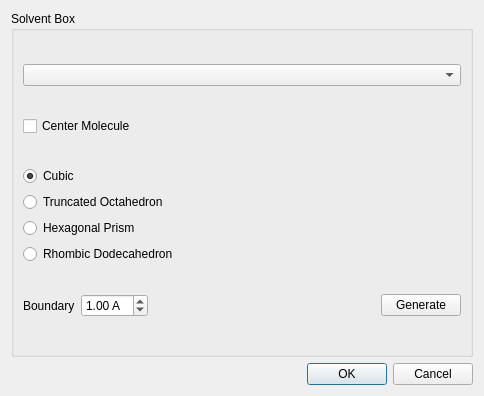
nutjunkie/IQmol3, file src/Gromacs/GromacsDialog.ui: the form before one commit.
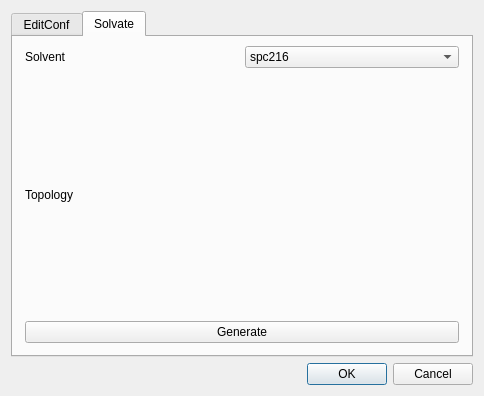
The form after the commit.

Commit message: Shift preference to Iqmol file and remove seperate gromacs object

```diff
--- a/src/Gromacs/GromacsDialog.ui
+++ b/src/Gromacs/GromacsDialog.ui
@@ -13,16 +13,22 @@
   <property name="windowTitle">
    <string>Gromacs Control</string>
   </property>
-  <layout class="QVBoxLayout" name="verticalLayout_4">
+  <layout class="QVBoxLayout" name="verticalLayout">
    <item>
-    <widget class="QGroupBox" name="groupBox">
-     <property name="title">
-      <string>Solvent Box</string>
+    <widget class="QTabWidget" name="tabWidget">
+     <property name="font">
+      <font>
+       <kerning>true</kerning>
+      </font>
      </property>
+     <property name="currentIndex">
+      <number>1</number>
+     </property>
+     <widget class="QWidget" name="tabWidgetPage1">
+      <attribute name="title">
+       <string>EditConf</string>
+      </attribute>
      <layout class="QVBoxLayout" name="verticalLayout_3">
-      <item>
-       <widget class="QComboBox" name="selectCalculation"/>
-      </item>
       <item>
        <widget class="QCheckBox" name="centerButton">
         <property name="text">
@@ -103,6 +109,8 @@
           </property>
          </spacer>
         </item>
+        </layout>
+       </item>
         <item>
          <widget class="QPushButton" name="generateBoxButton">
           <property name="text">
@@ -111,8 +119,61 @@
          </widget>
         </item>
        </layout>
-      </item>
-     </layout>
+     </widget>
+     <widget class="QWidget" name="tabWidgetPage2">
+      <attribute name="title">
+       <string>Solvate</string>
+      </attribute>
+      <layout class="QVBoxLayout" name="verticalLayout_4" stretch="0,0,0">
+       <property name="leftMargin">
+        <number>12</number>
+       </property>
+       <property name="rightMargin">
+        <number>12</number>
+       </property>
+       <property name="bottomMargin">
+        <number>12</number>
+       </property>
+       <item>
+        <layout class="QHBoxLayout" name="horizontalLayout">
+         <item>
+          <widget class="QLabel" name="label_2">
+           <property name="text">
+            <string>Solvent</string>
+           </property>
+          </widget>
+         </item>
+         <item>
+          <widget class="QComboBox" name="solvationtype">
+           <item>
+            <property name="text">
+             <string>spc216</string>
+            </property>
+           </item>
+          </widget>
+         </item>
+        </layout>
+       </item>
+       <item>
+        <layout class="QHBoxLayout" name="horizontalLayout_3">
+         <item>
+          <widget class="QLabel" name="label_3">
+           <property name="text">
+            <string>Topology</string>
+           </property>
+          </widget>
+         </item>
+        </layout>
+       </item>
+       <item>
+        <widget class="QPushButton" name="solvateButton">
+         <property name="text">
+          <string>Generate</string>
+         </property>
+        </widget>
+       </item>
+      </layout>
+     </widget>
     </widget>
    </item>
    <item>
```
Left out of the diff: 16 changed lines with no effect on the pictures. Lines whose indentation alone changed are shown as unchanged. The commit also changes 11 other files.
